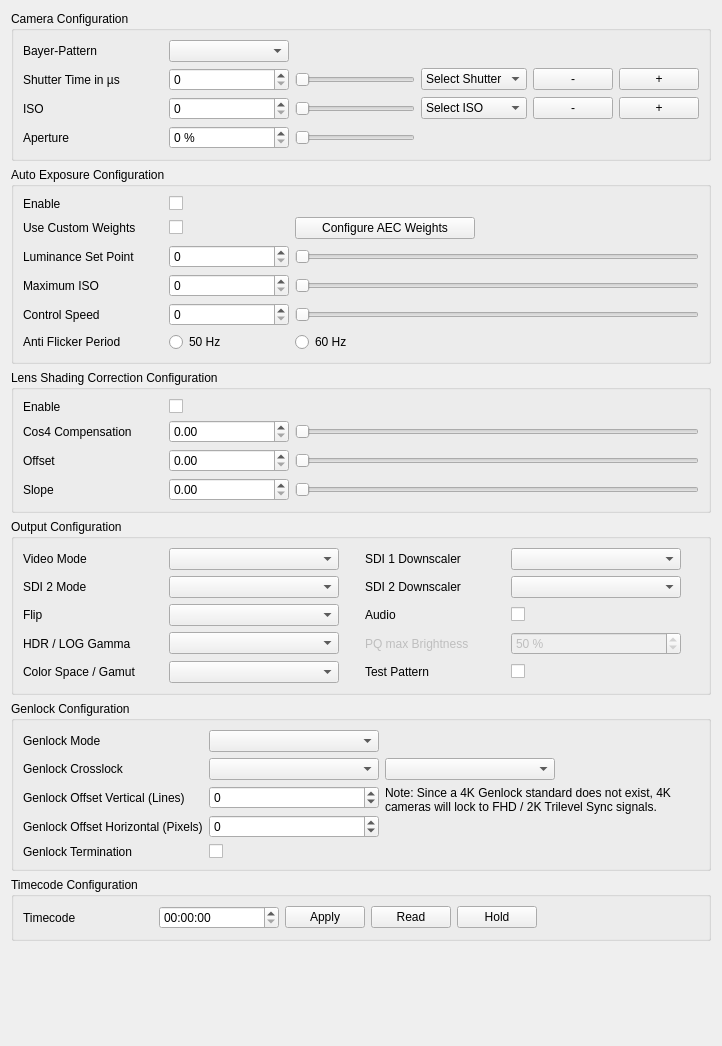
This is dct_widgets/inoutbox/inoutbox.ui in KAYA-Instruments/SDI-Control-Point as Qt 5 draws it before an edit. The edited form follows.
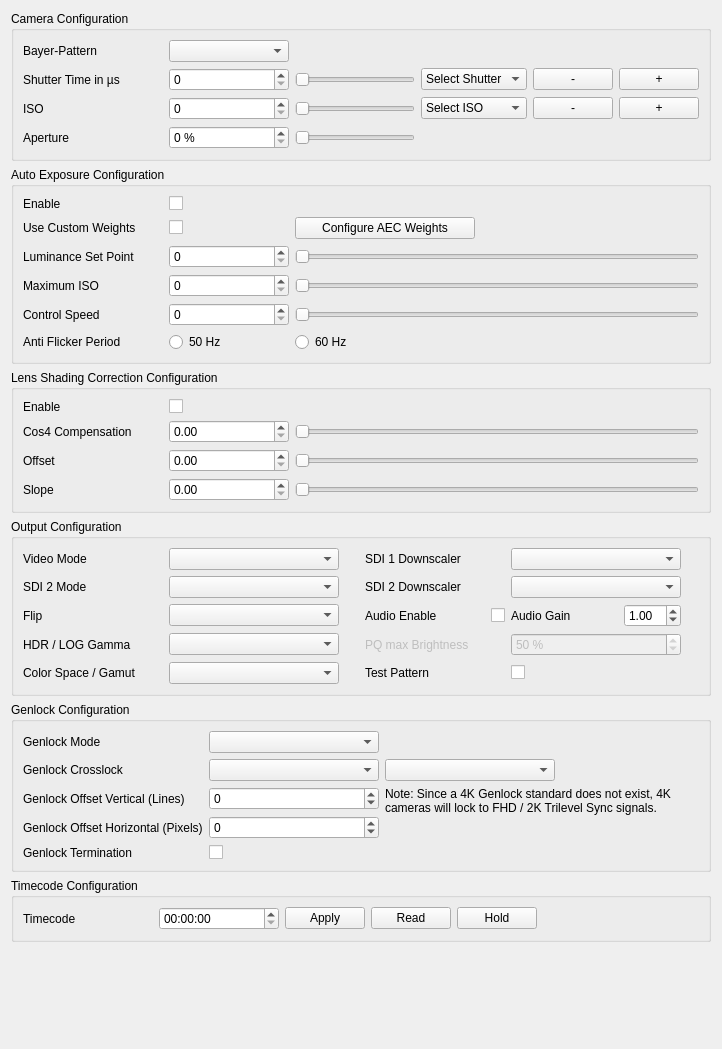
This is the edited form.

Commit message:
Added audio_gain command and ui elements
- Added "audio_gain" command to the command interfaces.
- The inout tab now has a new spin box to setup the audio gain
  of devices which support it.

Patch:
```diff
--- a/dct_widgets/inoutbox/inoutbox.ui
+++ b/dct_widgets/inoutbox/inoutbox.ui
@@ -7,7 +7,7 @@
     <x>0</x>
     <y>0</y>
     <width>722</width>
-    <height>1046</height>
+    <height>1049</height>
    </rect>
   </property>
   <property name="windowTitle">
@@ -785,25 +785,6 @@
         </property>
        </widget>
       </item>
-      <item row="5" column="3">
-       <widget class="QLabel" name="lblAudioEnable">
-        <property name="minimumSize">
-         <size>
-          <width>140</width>
-          <height>0</height>
-         </size>
-        </property>
-        <property name="maximumSize">
-         <size>
-          <width>140</width>
-          <height>16777215</height>
-         </size>
-        </property>
-        <property name="text">
-         <string>Audio</string>
-        </property>
-       </widget>
-      </item>
       <item row="4" column="1">
        <widget class="QComboBox" name="cbxSdi2Mode">
         <property name="sizePolicy">
@@ -949,28 +930,6 @@
         </property>
        </spacer>
       </item>
-      <item row="5" column="4">
-       <widget class="QCheckBox" name="cbxAudioEnable">
-        <property name="sizePolicy">
-         <sizepolicy hsizetype="Minimum" vsizetype="Fixed">
-          <horstretch>0</horstretch>
-          <verstretch>0</verstretch>
-         </sizepolicy>
-        </property>
-        <property name="minimumSize">
-         <size>
-          <width>170</width>
-          <height>0</height>
-         </size>
-        </property>
-        <property name="toolTip">
-         <string>Enable to embed audio from the internal microphine in the SDI signal</string>
-        </property>
-        <property name="text">
-         <string/>
-        </property>
-       </widget>
-      </item>
       <item row="4" column="3">
        <widget class="QLabel" name="lblSdi2Downscaler">
         <property name="minimumSize">
@@ -1101,6 +1060,69 @@
         </property>
        </spacer>
       </item>
+      <item row="5" column="3">
+       <layout class="QHBoxLayout" name="horizontalLayoutAudioEnable">
+        <item>
+         <widget class="QLabel" name="lblAudioEnable">
+          <property name="sizePolicy">
+           <sizepolicy hsizetype="MinimumExpanding" vsizetype="Preferred">
+            <horstretch>0</horstretch>
+            <verstretch>0</verstretch>
+           </sizepolicy>
+          </property>
+          <property name="text">
+           <string>Audio Enable</string>
+          </property>
+         </widget>
+        </item>
+        <item>
+         <widget class="QCheckBox" name="cbxAudioEnable">
+          <property name="toolTip">
+           <string>Enable to embed audio from the internal microphine in the SDI signal</string>
+          </property>
+          <property name="text">
+           <string/>
+          </property>
+         </widget>
+        </item>
+       </layout>
+      </item>
+      <item row="5" column="4">
+       <layout class="QHBoxLayout" name="horizontalLayoutAudioGain">
+        <property name="spacing">
+         <number>6</number>
+        </property>
+        <item>
+         <widget class="QLabel" name="lblAudioGain">
+          <property name="sizePolicy">
+           <sizepolicy hsizetype="MinimumExpanding" vsizetype="Preferred">
+            <horstretch>0</horstretch>
+            <verstretch>0</verstretch>
+           </sizepolicy>
+          </property>
+          <property name="text">
+           <string>Audio Gain</string>
+          </property>
+         </widget>
+        </item>
+        <item>
+         <widget class="QDoubleSpinBox" name="sbxAudioGain">
+          <property name="decimals">
+           <number>2</number>
+          </property>
+          <property name="maximum">
+           <double>16.000000000000000</double>
+          </property>
+          <property name="singleStep">
+           <double>0.100000000000000</double>
+          </property>
+          <property name="value">
+           <double>1.000000000000000</double>
+          </property>
+         </widget>
+        </item>
+       </layout>
+      </item>
      </layout>
     </widget>
    </item>
```
Left out of the diff: 1 changed line with no effect on the pictures. The commit also changes 9 other files.
